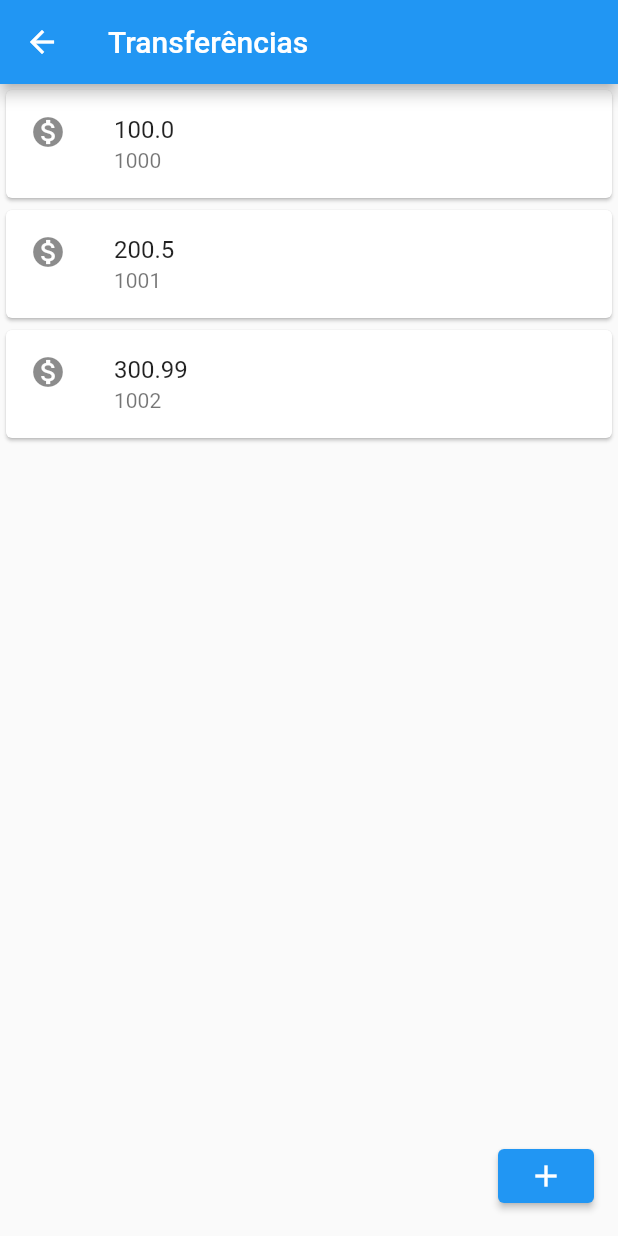
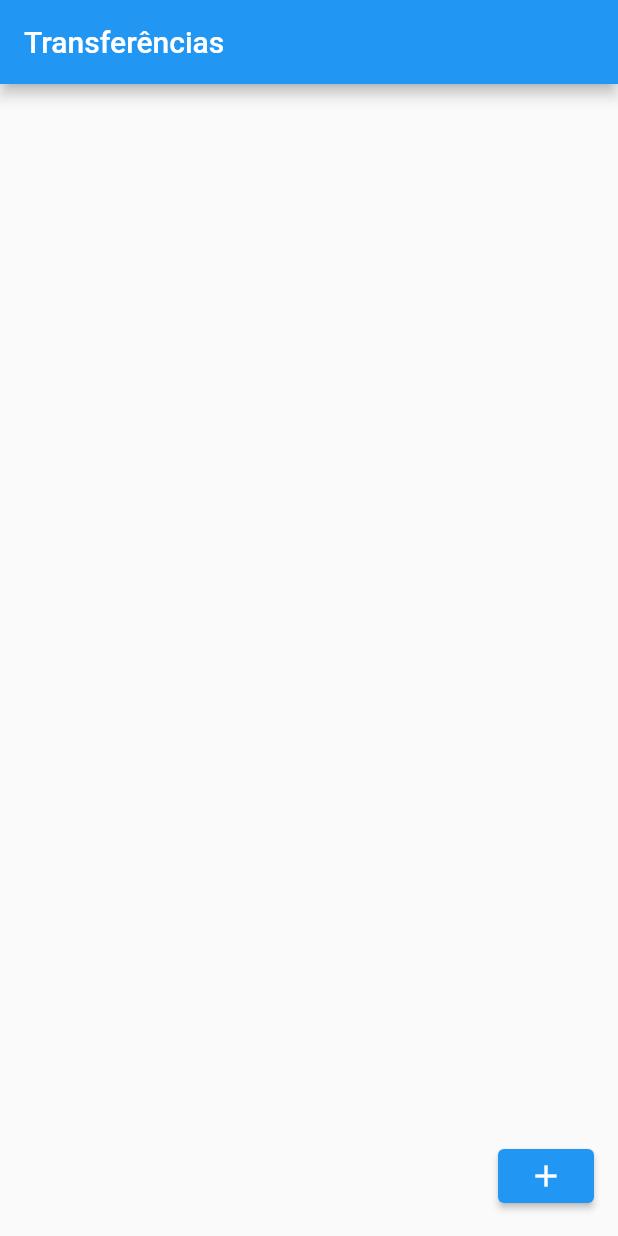
Before and after one commit to hi-im-yan/bytebank, a Flutter app: the ListaTransferencia screen opened directly, on a phone screen of 412 x 824 dp. Run offline on Flutter 3.47's test engine with Material 2 defaults, Android fonts, the phone set to English and light mode, and no system bars.

```diff
--- a/lib/main.dart
+++ b/lib/main.dart
@@ -11,7 +11,7 @@ class BytebankApp extends StatelessWidget {
   Widget build(BuildContext context) {
     return MaterialApp(
       home: Scaffold(
-        body: FormularioTransferencia(),
+        body: ListaTransferencia(),
       ),
     );
   }
@@ -49,8 +49,7 @@ class FormularioTransferencia extends StatelessWidget {
   }
 
   void _criaTransferencia(BuildContext context) {
-    final int? numeroConta =
-        int.tryParse(_numeroContaController.text);
+    final int? numeroConta = int.tryParse(_numeroContaController.text);
     final double? valor = double.tryParse(_valorController.text);
 
     if (numeroConta != null && valor != null) {
@@ -61,6 +60,8 @@ class FormularioTransferencia extends StatelessWidget {
           content: Text('$transferenciaCriada'),
         ),
       );
+
+      Navigator.pop(context, transferenciaCriada);
     }
   }
 }
@@ -96,22 +97,29 @@ class Editor extends StatelessWidget {
 }
 
 class ListaTransferencia extends StatelessWidget {
+
+  final List<Transferencia> _transferencias = [];
+
   @override
   Widget build(BuildContext context) {
     return Scaffold(
       appBar: AppBar(
         title: Text('Transferências'),
       ),
-      body: Column(
-        children: [
-          ItemTransferencia(Transferencia(100.0, 1000)),
-          ItemTransferencia(Transferencia(200.50, 1001)),
-          ItemTransferencia(Transferencia(300.99, 1002)),
-        ],
+      body: ListView.builder(
+        itemCount: _transferencias.length,
+        itemBuilder: (context, index) {
+          final transferencia = _transferencias[index];
+          return ItemTransferencia(transferencia);
+        },
       ),
       floatingActionButton: ElevatedButton(
         onPressed: () {
           print("Botao pressionado");
+          Future future = Navigator.push(context, MaterialPageRoute(builder: (context) {
+            return FormularioTransferencia();
+          }));
+          future.then((transferenciaRecebida) => debugPrint('$transferenciaRecebida'));
         },
         child: Icon(Icons.add),
       ),
```
